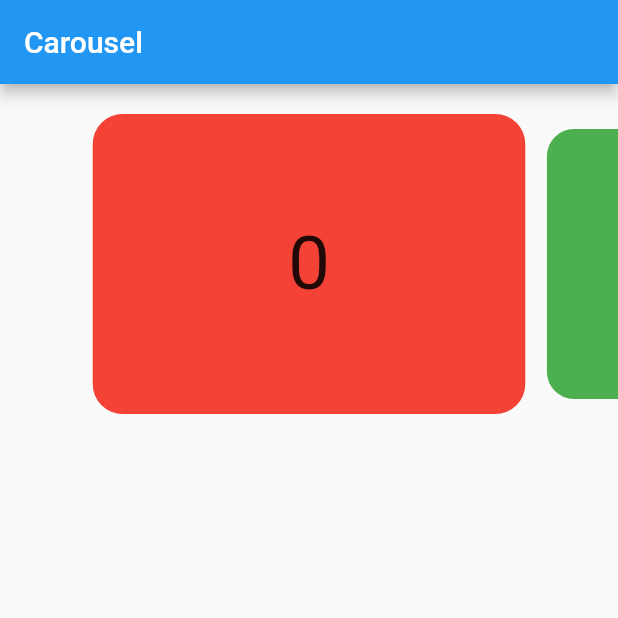
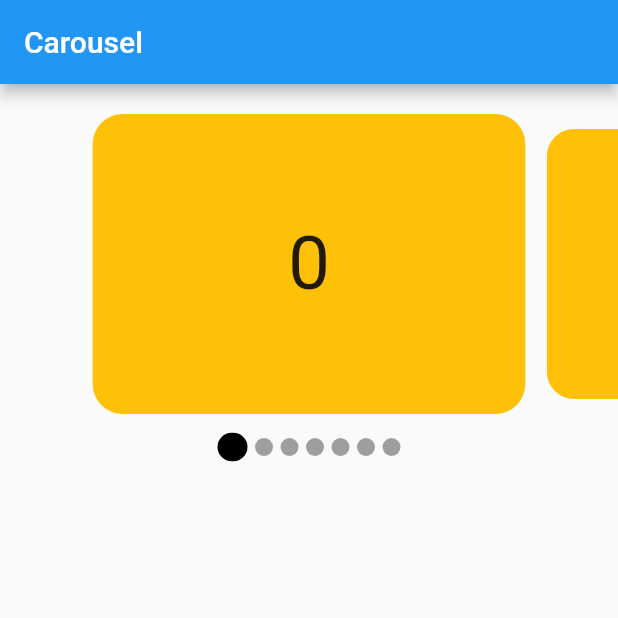
Before and after one commit to jianshangquan/flutter_carousel, a Flutter app: the screen it shows after launch, on a phone screen of 412 x 824 dp, the top half of it. Run offline on Flutter 3.47's test engine with Material 2 defaults, Android fonts, the phone set to English and light mode, and no system bars.

Commit message:
add dot for carousel

```diff
--- a/lib/Carousel/Transition/card_transition.dart
+++ b/lib/Carousel/Transition/card_transition.dart
@@ -26,7 +26,7 @@ class CardTransition extends CarouselTransitionStyle{
     // print("index $index, dx: $dx, scale: $scale");
     return Transform.scale(
         scale: scale,
-        child: items[index]
+        child: widgetBuilder(context, index)
     );
   }
 
--- a/lib/Carousel/Transition/rotate_transition.dart
+++ b/lib/Carousel/Transition/rotate_transition.dart
@@ -54,7 +54,7 @@ class RotateCardTransition extends CarouselTransitionStyle {
     return Transform.rotate(
       angle: rotateDeg,
       origin: offset,
-      child: items[index],
+      child: widgetBuilder(context,index),
     );
   }
 }
--- a/lib/Carousel/Transition/transition.dart
+++ b/lib/Carousel/Transition/transition.dart
@@ -7,10 +7,10 @@ import 'package:flutter/material.dart';
 
 
 abstract class CarouselTransitionStyle{
-  late List<Widget> items;
+  late IndexedWidgetBuilder widgetBuilder;
   CarouselTransitionStyle();
-  setItems(List<Widget> items){
-    this.items = items;
+  setItemBuilder(IndexedWidgetBuilder widgetBuilder){
+    this.widgetBuilder = widgetBuilder;
   }
   Widget build(BuildContext context, int index, double transitingValue);
 }
--- a/lib/Carousel/carousel.dart
+++ b/lib/Carousel/carousel.dart
@@ -1,17 +1,18 @@
 import 'package:flutter/material.dart';
 import 'package:flutter_carousel/Carousel/Transition/transition.dart';
+import 'package:flutter_carousel/Carousel/dot_option.dart';
 
 class CarouselView<T> extends StatefulWidget {
-
   CarouselView._({
     required this.itemCount,
     required this.height,
     required this.width,
     required this.pageSnapping,
     required this.viewportFraction,
-    required this.showDots,
-    required this.items,
+    required this.itemBuilder,
     required this.carouselTransitionStyle,
+    required this.curve,
+    this.dotOption,
     this.onPageChanged,
   });
 
@@ -24,8 +25,9 @@ class CarouselView<T> extends StatefulWidget {
     this.pageSnapping = false,
     this.onPageChanged,
     this.physics = const BouncingScrollPhysics(),
-    this.showDots = true,
-    required this.items,
+    this.curve = Curves.easeInOutCubic,
+    this.dotOption,
+    required this.itemBuilder,
     required this.carouselTransitionStyle,
   }) : super(key: key);
 
@@ -34,23 +36,25 @@ class CarouselView<T> extends StatefulWidget {
   double width;
   double viewportFraction;
   bool pageSnapping;
-  bool showDots;
-  List<Widget> items;
   ValueChanged<T>? onPageChanged;
   CarouselTransitionStyle carouselTransitionStyle;
   ScrollPhysics? physics;
+  IndexedWidgetBuilder itemBuilder;
+  Curve curve;
+  DotOption? dotOption;
 
   @override
   _CarouselViewState<T> createState() => _CarouselViewState<T>();
 }
 
 class _CarouselViewState<T> extends State<CarouselView> {
+  late final PageController _pageController = PageController(viewportFraction: widget.viewportFraction);
+  double _currentPageValue = 0;
 
-  late final PageController _pageController = PageController(viewportFraction: widget.viewportFraction);
-  double currentPageValue = 0;
+  // int _currentSelectedPage = 0;
+  ValueNotifier<int> _currentSelectedPage = ValueNotifier(0);
 
-
-  /// setSate => get called and update [currentPageValue] position of page scroll
+  /// setSate => get called and update [_currentPageValue] position of page scroll
   /// every time the page was scrolled by pixel by user
   ///
   ///
@@ -61,7 +65,7 @@ class _CarouselViewState<T> extends State<CarouselView> {
   ///
   /// [carouselTransitionStyle] call the build function to build the
   /// widget item, how the position or transition of the widget should be,
-  /// by providing [index] [currentPageValue] of each pixel scroll by user
+  /// by providing [index] [_currentPageValue] of each pixel scroll by user
   ///
   ///
   /// [carouselTransitionStyle.build] function define how the widget
@@ -71,10 +75,10 @@ class _CarouselViewState<T> extends State<CarouselView> {
   @override
   void initState() {
     super.initState();
-    widget.carouselTransitionStyle.setItems(widget.items);
+    widget.carouselTransitionStyle.setItemBuilder(widget.itemBuilder);
     _pageController.addListener(() {
       setState(() {
-        currentPageValue = _pageController.page ?? 0;
+        _currentPageValue = _pageController.page ?? 0;
         // print("");
         // print("page is scrolling ${currentPageValue}");
       });
@@ -89,22 +93,70 @@ class _CarouselViewState<T> extends State<CarouselView> {
 
   @override
   Widget build(BuildContext context) {
-    return Column(
-      children: [
+    List<Widget> col = [
       SizedBox(
           width: widget.width,
           height: widget.height,
           child: PageView.builder(
             controller: _pageController,
             itemCount: widget.itemCount,
-              onPageChanged: widget.onPageChanged,
+            onPageChanged: (index) {
+              _currentSelectedPage.value = index;
+              widget.onPageChanged!(index);
+            },
             physics: widget.physics,
-              itemBuilder: (context, index){
-                return widget.carouselTransitionStyle.build(context, index, currentPageValue);
+            itemBuilder: (context, index) {
+              return widget.carouselTransitionStyle.build(context, index, _currentPageValue);
             },
+          )),
+    ];
+
+    if (widget.dotOption != null) {
+      col.addAll([
+        const SizedBox(height: 10),
+        SizedBox(
+          height: widget.dotOption!.dotSize * 1.2,
+          child: ValueListenableBuilder(
+            valueListenable: _currentSelectedPage,
+            builder: (context, index, child){
+              return Row(
+                mainAxisSize: MainAxisSize.min,
+                children: [
+                  dotBuilder(0),
+                  dotBuilder(1),
+                  dotBuilder(2),
+                  dotBuilder(3),
+                  dotBuilder(4),
+                  dotBuilder(5),
+                  dotBuilder(6),
+                ],
+              );
+            },
+          ),
         )
+      ]);
+    }
+
+    return Column(children: col);
+  }
+
+  Widget dotBuilder(int index) {
+    return GestureDetector(
+      onTap: () {
+        _currentSelectedPage.value = index;
+        _pageController.animateToPage(index, duration: const Duration(milliseconds: 250), curve: widget.curve);
+      },
+      child: AnimatedContainer(
+        curve: widget.curve,
+        width: (index == _currentSelectedPage.value) ? widget.dotOption!.dotSize : widget.dotOption!.dotSize * 0.6,
+        height: (index == _currentSelectedPage.value) ? widget.dotOption!.dotSize : widget.dotOption!.dotSize * 0.6,
+        duration: const Duration(milliseconds: 250),
+        margin: const EdgeInsets.all(2.5),
+        decoration: BoxDecoration(
+          color: (index == _currentSelectedPage.value) ? widget.dotOption!.selectedDotColor : widget.dotOption!.unselectedDotColor,
+          borderRadius: BorderRadius.circular(20),
         ),
-      ],
+      ),
     );
   }
 }
--- /dev/null
+++ b/lib/Carousel/dot_option.dart
@@ -0,0 +1,15 @@
+import 'package:flutter/material.dart';
+
+class DotOption {
+  Color selectedDotColor;
+  Color unselectedDotColor;
+  double dotSize;
+  Duration duration;
+
+  DotOption({
+    this.selectedDotColor = Colors.black,
+    this.unselectedDotColor = Colors.grey,
+    this.dotSize = 20,
+    this.duration = const Duration(milliseconds: 250)
+  });
+}
--- a/lib/main.dart
+++ b/lib/main.dart
@@ -3,6 +3,7 @@ import 'package:flutter/material.dart';
 import 'Carousel/Transition/card_transition.dart';
 import 'Carousel/Transition/rotate_transition.dart';
 import 'Carousel/carousel.dart';
+import 'Carousel/dot_option.dart';
 
 void main() {
   List<Widget> items = [
@@ -53,14 +54,23 @@ void main() {
           body: Container(
             padding: const EdgeInsets.symmetric(vertical: 20),
             child: CarouselView(
-              items: items,
               itemCount: items.length,
               height: 200,
               viewportFraction: 0.7,
+              carouselTransitionStyle: CardTransition(),
+              dotOption: DotOption(
+
+              ),
+              itemBuilder: (context, index){
+                return Container(
+                  decoration: BoxDecoration(color: Colors.amber, borderRadius: BorderRadius.circular(20)),
+                  alignment: Alignment.center,
+                  child: Text("$index", style: TextStyle(fontSize: 50)),
+                );
+              },
               onPageChanged: (index) {
                 print('page changed $index');
               },
-              carouselTransitionStyle: CardTransition(),
             ),
           )),
     ),
```
Lines whose indentation alone changed are shown as unchanged.
